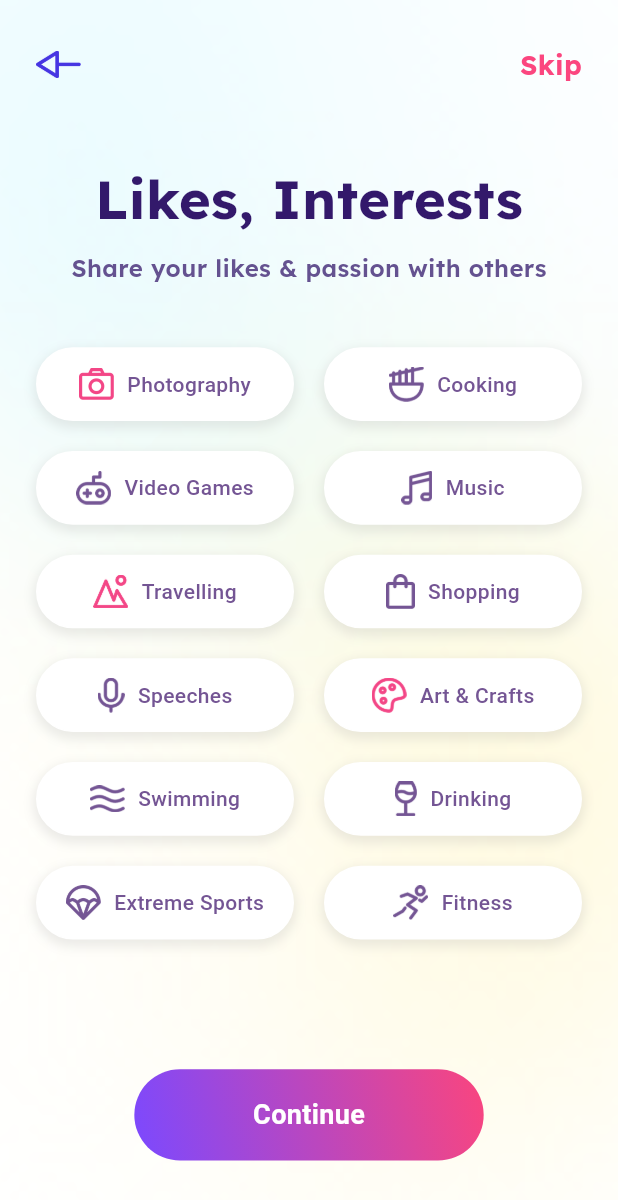
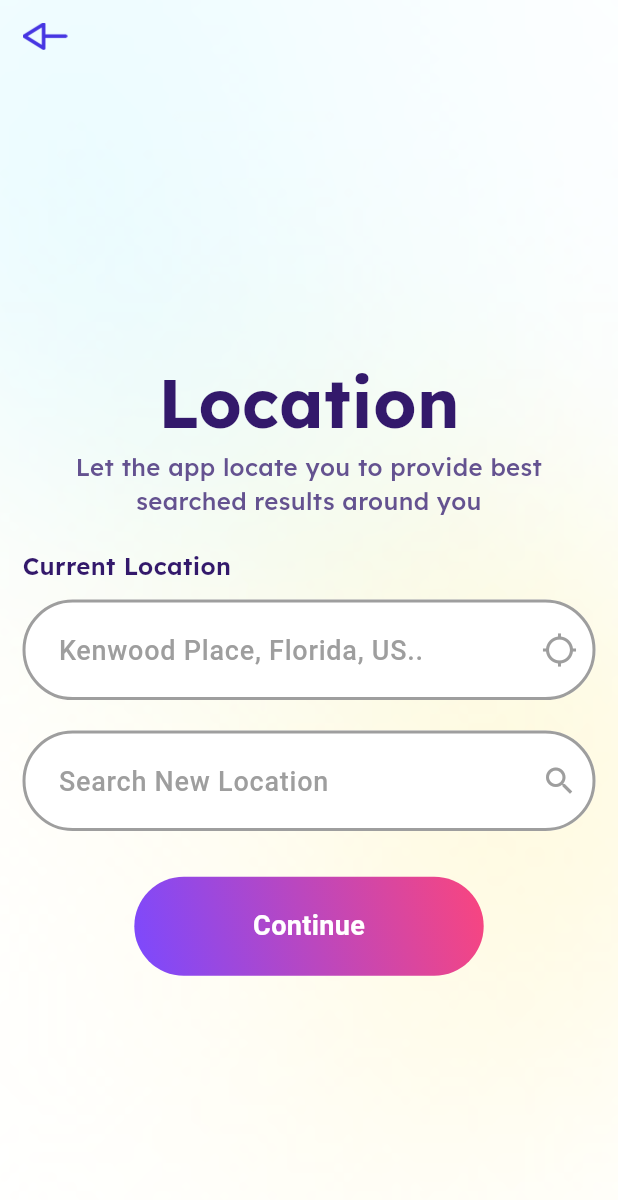
Before and after one commit to Faisal-957/datingapp, a Flutter app: the screen it shows after launch, on a phone screen of 412 x 824 dp. Shown: the top 1200 px of the screen. Run offline on Flutter 3.47's test engine with Material 3 defaults, Android fonts, the phone set to English and light mode, and no system bars; our stand-ins replace flutter_screenutil, google_fonts, intl_phone_field, pinput, syncfusion_flutter_datepicker.

Commit message:
screen update

```diff
--- a/lib/core/constants/colors.dart
+++ b/lib/core/constants/colors.dart
@@ -5,3 +5,4 @@ const Color secondaryColor = Color(0xff7B49FF);
 const Color blackColor = Color(0xff000000);
 const Color whiteColor = Color(0xffffffff);
 const Color darkblueColor = Color(0xff33196B);
+const Color lightpuerpl = Color(0xff645290);
--- a/lib/core/custom_widget/custom_buttton.dart
+++ b/lib/core/custom_widget/custom_buttton.dart
@@ -69,6 +69,7 @@ class Intrestbutton extends StatelessWidget {
       decoration: BoxDecoration(
         boxShadow: [
           BoxShadow(
+            // ignore: deprecated_member_use
             color: Colors.grey.withOpacity(0.2),
             blurRadius: 5,
             spreadRadius: 2,
@@ -77,9 +78,7 @@ class Intrestbutton extends StatelessWidget {
         ],
         color: whiteColor,
         borderRadius: BorderRadius.circular(60),
-        border: Border.all(
-          color: isSelected ? Color(0xff7B49FF) : Colors.white,
-        ),
+        border: Border.all(color: isSelected ? secondaryColor : Colors.white),
       ),
       alignment: Alignment.center,
       child: Row(
@@ -88,7 +87,7 @@ class Intrestbutton extends StatelessWidget {
           Image.asset(
             iconPath,
             scale: 3,
-            color: isSelected ? Color(0xffF34686) : null,
+            color: isSelected ? primaryColor : darkblueColor,
           ),
           8.horizontalSpace,
           Text(
--- a/lib/main.dart
+++ b/lib/main.dart
@@ -1,3 +1,4 @@
+import 'package:datingapp/ui/screens/location_screen/location.dart';
 import 'package:datingapp/ui/screens/personal_details/personal_details.dart';
 import 'package:datingapp/ui/screens/select_intrest/select_intrest.dart';
 import 'package:flutter/material.dart';
@@ -17,10 +18,7 @@ class MyApp extends StatelessWidget {
       minTextAdapt: true,
       splitScreenMode: true,
       builder: (context, child) {
-        return MaterialApp(
-          debugShowCheckedModeBanner: false,
-          home: SelectIntrest(),
-        );
+        return MaterialApp(debugShowCheckedModeBanner: false, home: Location());
       },
     );
   }
--- a/lib/ui/screens/intro_screen/intro_screen3.dart
+++ b/lib/ui/screens/intro_screen/intro_screen3.dart
@@ -72,7 +72,7 @@ class IntroScreen3 extends StatelessWidget {
                   ),
                   initialCountryCode: 'US',
                   onChanged: (phone) {
-                    print(phone.completeNumber); // +13316238413
+                    // +13316238413
                   },
                 ),
               ),
--- /dev/null
+++ b/lib/ui/screens/location_screen/location.dart
@@ -0,0 +1,84 @@
+import 'package:datingapp/core/constants/auth_decoration.dart';
+import 'package:datingapp/core/constants/colors.dart';
+import 'package:datingapp/core/constants/string.dart';
+import 'package:datingapp/core/constants/text_style.dart';
+import 'package:datingapp/core/custom_widget/custom_buttton.dart';
+import 'package:flutter/material.dart';
+import 'package:flutter_screenutil/flutter_screenutil.dart';
+
+class Location extends StatelessWidget {
+  const Location({super.key});
+
+  @override
+  Widget build(BuildContext context) {
+    return Scaffold(
+      body: Container(
+        width: double.infinity,
+        height: double.infinity,
+        decoration: BoxDecoration(
+          image: DecorationImage(
+            image: AssetImage("$staticAssets/intro3_bg.png"),
+            fit: BoxFit.cover,
+          ),
+        ),
+        child: Padding(
+          padding: const EdgeInsets.all(15),
+          child: Column(
+            mainAxisAlignment: MainAxisAlignment.start,
+            crossAxisAlignment: CrossAxisAlignment.start,
+            children: [
+              Image.asset("$iconsAssets/backicon.png", scale: 3),
+
+              200.verticalSpace,
+              Center(child: Text("Location", style: style45)),
+              Center(
+                child: Text(
+                  textAlign: TextAlign.center,
+
+                  "Let the app locate you to provide best \nsearched results around you",
+                  style: style12
+                      .copyWith(color: lightpuerpl)
+                      .copyWith(fontSize: 16),
+                ),
+              ),
+              20.verticalSpace,
+              Text("Current Location", style: style16),
+              10.verticalSpace,
+              TextFormField(
+                decoration: authdecoration.copyWith(
+                  contentPadding: EdgeInsets.symmetric(
+                    vertical: 20,
+                    horizontal: 20,
+                  ),
+                  hintText: "Kenwood Place, Florida, US..",
+                  suffixIcon: Icon(
+                    Icons.location_searching,
+                    color: Colors.grey,
+                  ),
+                ),
+              ),
+              20.verticalSpace,
+              TextFormField(
+                decoration: authdecoration.copyWith(
+                  contentPadding: EdgeInsets.all(20),
+                  hintText: "Search New Location",
+                  suffixIcon: Icon(Icons.search, color: Colors.grey),
+                ),
+              ),
+              30.verticalSpace,
+              Center(
+                child: CustomButtton(
+                  title: "Continue",
+                  onTap: () {},
+                  borderRadius: 60,
+                  height: 65.h,
+                  width: 212.w,
+                ),
+              ),
+            ],
+          ),
+        ),
+      ),
+    );
+  }
+}
--- a/lib/ui/screens/personal_details/personal_details.dart
+++ b/lib/ui/screens/personal_details/personal_details.dart
@@ -1,5 +1,4 @@
-// ignore: file_names
-// ignore_for_file: deprecated_member_use
+// ignore_for_file: deprecated_member_use, file_names
 
 import 'package:datingapp/core/constants/auth_decoration.dart';
 import 'package:datingapp/core/constants/string.dart';
@@ -9,14 +8,14 @@ import 'package:flutter/material.dart';
 import 'package:flutter_screenutil/flutter_screenutil.dart';
 import 'package:syncfusion_flutter_datepicker/datepicker.dart';
 
-class PersonalDetails extends StatefulWidget {
-  PersonalDetails({super.key});
+class Personaldetails extends StatefulWidget {
+  const Personaldetails({super.key});
 
   @override
-  State<PersonalDetails> createState() => _PersonalDetailsState();
+  State<Personaldetails> createState() => _PersonalDetailsState();
 }
 
-class _PersonalDetailsState extends State<PersonalDetails> {
+class _PersonalDetailsState extends State<Personaldetails> {
   // ✅ Controller should be in State class
   TextEditingController dobController = TextEditingController();
   String? selectedGender;
--- a/lib/ui/screens/select_intrest/select_intrest.dart
+++ b/lib/ui/screens/select_intrest/select_intrest.dart
@@ -15,6 +15,7 @@ class SelectIntrest extends StatefulWidget {
 class _SelectIntrestState extends State<SelectIntrest> {
   final List<Map<String, String>> interests = [
     {"title": "Photography", "icon": "$iconsAssets/photo.png"},
+
     {"title": "Cooking", "icon": "$iconsAssets/cooking.png"},
     {"title": "Video Games", "icon": "$iconsAssets/game.png"},
     {"title": "Music", "icon": "$iconsAssets/music.png"},
--- a/lib/ui/screens/splash_screen/splash_screen.dart
+++ b/lib/ui/screens/splash_screen/splash_screen.dart
@@ -22,6 +22,7 @@ class _SplashScreenState extends State<SplashScreen> {
       // if (!mounted) return;
 
       Navigator.of(
+        // ignore: use_build_context_synchronously
         context,
       ).pushReplacement(MaterialPageRoute(builder: (context) => const Otp()));
     });
```
Also changed, not shown: pubspec.yaml (+4 -4 lines), lib/ui/screens/location_screen/location2.dart (added), pubspec.lock, 2 other files.
